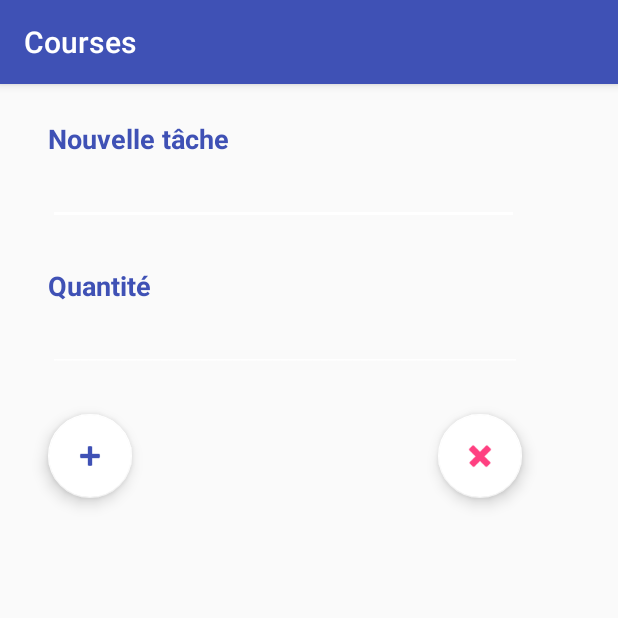
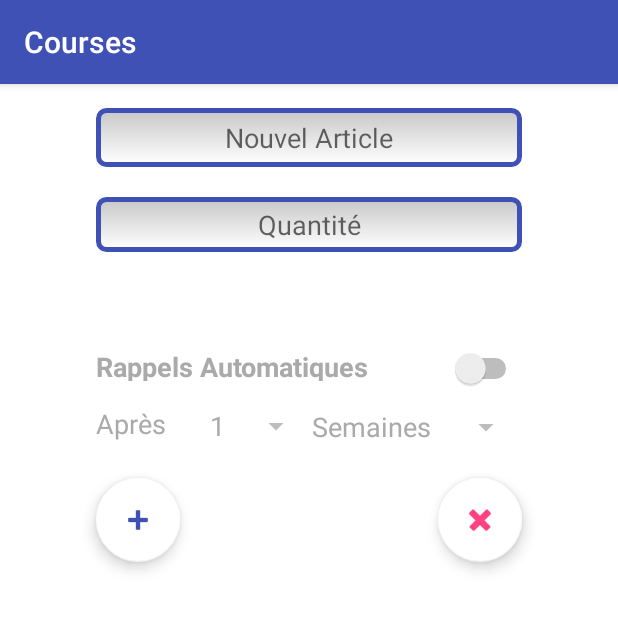
Before and after one commit to Horrih/Courses, an Android app: the NewTaskActivity screen opened directly, with no data from a screen before it, on a phone screen of 412 x 824 dp, the top half of it. Run offline under Robolectric (Android 15) with nearby library versions, the phone set to English and light mode, and no system bars.

Commit message:
Addition of widgets to specify the recurrence of the task

```diff
--- a/app/src/main/java/charles/courses/NewTaskActivity.java
+++ b/app/src/main/java/charles/courses/NewTaskActivity.java
@@ -1,14 +1,24 @@
 package charles.courses;
 
 import android.content.Intent;
+import android.graphics.Color;
 import android.support.v7.app.AppCompatActivity;
 import android.os.Bundle;
+import android.util.Pair;
 import android.view.View;
+import android.widget.ArrayAdapter;
 import android.widget.AutoCompleteTextView;
+import android.widget.Spinner;
+import android.widget.Switch;
+import android.widget.TextView;
+
+import java.util.ArrayList;
+import java.util.HashMap;
 
 public class NewTaskActivity extends AppCompatActivity {
 
     protected Intent result_ = new Intent();
+    protected HashMap<String, Integer> durationStringToDays_ = new HashMap<>();
 
     @Override
     protected void onCreate(Bundle savedInstanceState) {
@@ -16,7 +26,38 @@ public class NewTaskActivity extends AppCompatActivity {
         setContentView(R.layout.activity_new_task);
 
         //By default, the new task is considered canceled
-         setResult( MainActivity.NewTaskAction.CANCELED, result_ );
+        setResult( MainActivity.NewTaskAction.CANCELED, result_ );
+
+        //Populating the recurrence spinner values
+        //Number spinner
+        Spinner numberSpinner = findViewById(R.id.RecurrenceNumberSpinner);
+        ArrayList<String> numberSpinnerValues = new ArrayList<>();
+        for ( Integer i = 1; i <= 31; i++){
+            numberSpinnerValues.add( i.toString() );
+        }
+        ArrayAdapter<String> adapterNumber = new ArrayAdapter<>(this, R.layout.spinner_style, numberSpinnerValues );
+        adapterNumber.setDropDownViewResource(android.R.layout.simple_spinner_dropdown_item);
+        numberSpinner.setAdapter(adapterNumber);
+
+        //Duration spinner
+        Spinner durationSpinner = findViewById(R.id.RecurrenceDurationSpinner);
+        ArrayList<Pair<String, Integer>> durationValues = new ArrayList<>();
+        durationValues.add(new Pair<>( "Jours", 1 ) );
+        durationValues.add(new Pair<>( "Semaines", 7 ) );
+        durationValues.add(new Pair<>( "Mois", 30 ) );
+        durationValues.add(new Pair<>( "Années", 365 ) );
+        ArrayList<String> durationSpinnerValues = new ArrayList<>();
+        for ( Pair<String, Integer> pair : durationValues ) {
+            durationSpinnerValues.add( pair.first );
+            durationStringToDays_.put( pair.first, pair.second );
+        }
+        ArrayAdapter<String> adapterDuration = new ArrayAdapter<>(this, R.layout.spinner_style, durationSpinnerValues );
+        adapterDuration.setDropDownViewResource(android.R.layout.simple_spinner_dropdown_item);
+        durationSpinner.setAdapter(adapterDuration);
+        durationSpinner.setSelection(1);
+
+        //We gray out the recurrence part by default
+        refreshRecurrenceDisplay();
     }
 
     public void onConfirm(View view) {
@@ -29,7 +70,7 @@ public class NewTaskActivity extends AppCompatActivity {
             AutoCompleteTextView input_qty = findViewById(R.id.NewTaskQuantityInput);
             taskData.qty_ = input_qty.getText().toString();
 
-            //Serialization
+            //Serialization to send result back to MainActivity
             Bundle bundle = new Bundle();
             bundle.putSerializable(MainActivity.TaskDataMarker, taskData);
             result_.putExtras(bundle);
@@ -42,4 +83,29 @@ public class NewTaskActivity extends AppCompatActivity {
     {
         finish();
     }
+
+    public void onActivateRecurrence(View view)
+    {
+        //No particular action : just refresh en color of the widgets
+        refreshRecurrenceDisplay();
+    }
+
+    //This functions refreshes the color of the Recurrence widgets : gray if switch is disabled
+    public void refreshRecurrenceDisplay()
+    {
+        //We recover the state of the button
+        Switch switchButton = findViewById(R.id.EnableRecurrenceSwitch);
+        boolean enabled = switchButton.isChecked();
+
+        //We update the color of the recurrence widgets
+        Spinner numberSpinner = findViewById(R.id.RecurrenceNumberSpinner);
+        Spinner durationSpinner = findViewById(R.id.RecurrenceDurationSpinner);
+        TextView recurrenceTextView = findViewById(R.id.ActivateRecurrenceTextView);
+        TextView durationTextView = findViewById(R.id.RecurrenceTimeTextView);
+        recurrenceTextView.setEnabled(enabled);
+        durationTextView.setEnabled(enabled);
+        numberSpinner.setEnabled(enabled);
+        durationSpinner.setEnabled(enabled);
+    }
+
 }
--- /dev/null
+++ b/app/src/main/res/color/text_selector.xml
@@ -0,0 +1,5 @@
+<?xml version="1.0" encoding="utf-8"?>
+<selector xmlns:android="http://schemas.android.com/apk/res/android">
+    <item android:state_enabled="false" android:color="@android:color/darker_gray" />
+    <item android:color="@color/colorPrimary"/>
+</selector>
--- /dev/null
+++ b/app/src/main/res/drawable/edit_text_style.xml
@@ -0,0 +1,14 @@
+<?xml version="1.0" encoding="utf-8" ?>
+
+<shape xmlns:android="http://schemas.android.com/apk/res/android"
+    android:thickness="0dp"
+    android:shape="rectangle">
+    <stroke android:width="3dp"
+            android:color="@color/colorPrimary"/>
+    <corners android:radius="5dp" />
+    <gradient
+        android:startColor="#C8C8C8"
+        android:endColor="#FFFFFF"
+        android:type="linear"
+        android:angle="270"/>
+</shape>
--- a/app/src/main/res/layout/activity_new_task.xml
+++ b/app/src/main/res/layout/activity_new_task.xml
@@ -4,47 +4,44 @@
     xmlns:tools="http://schemas.android.com/tools"
     android:layout_width="match_parent"
     android:layout_height="match_parent"
+    android:background="@color/light"
     tools:context="charles.courses.NewTaskActivity">
-
-    <TextView
-        android:id="@+id/NewTaskDescription"
-        android:layout_width="wrap_content"
-        android:layout_height="wrap_content"
-        android:layout_marginStart="32dp"
-        android:layout_marginTop="24dp"
-        android:text="Nouvelle tâche"
-        android:textColor="@color/colorPrimary"
-        android:textSize="18sp"
-        android:textStyle="bold"
-        app:layout_constraintStart_toStartOf="parent"
-        app:layout_constraintTop_toTopOf="parent" />
 
     <AutoCompleteTextView
         android:id="@+id/NewTaskInput"
-        android:layout_width="314dp"
+        android:layout_width="284dp"
         android:layout_height="wrap_content"
-        android:backgroundTint="@android:color/background_light"
+        android:layout_centerVertical="true"
+        android:layout_marginEnd="8dp"
+        android:layout_marginStart="8dp"
+        android:layout_marginTop="16dp"
+        android:background="@drawable/edit_text_style"
         android:completionHint="TestAutocompletion"
         android:cursorVisible="true"
+        android:ellipsize="start"
+        android:gravity="center"
+        android:hint="Nouvel Article"
+        android:padding="7dp"
         android:singleLine="false"
         android:textColorLink="@color/colorPrimary"
         android:textCursorDrawable="@drawable/black_cursor"
         android:textIsSelectable="false"
-        app:layout_constraintStart_toStartOf="@+id/NewTaskDescription"
-        app:layout_constraintTop_toBottomOf="@+id/NewTaskDescription" />
+        app:layout_constraintEnd_toEndOf="parent"
+        app:layout_constraintStart_toStartOf="parent"
+        app:layout_constraintTop_toTopOf="parent" />
 
     <android.support.design.widget.FloatingActionButton
         android:id="@+id/NewTaskConfirmButton"
         android:layout_width="wrap_content"
         android:layout_height="wrap_content"
         android:layout_gravity="bottom|end"
-        android:layout_marginTop="28dp"
+        android:layout_marginTop="24dp"
+        android:onClick="onConfirm"
         android:scaleType="center"
-        android:onClick="onConfirm"
         android:tint="@color/colorPrimary"
         app:backgroundTint="@android:color/background_light"
-        app:layout_constraintStart_toStartOf="@+id/QuantityDescription"
-        app:layout_constraintTop_toBottomOf="@+id/NewTaskQuantityInput"
+        app:layout_constraintStart_toStartOf="@+id/RecurrenceTimeTextView"
+        app:layout_constraintTop_toBottomOf="@+id/RecurrenceTimeTextView"
         app:srcCompat="@android:drawable/ic_input_add" />
 
     <android.support.design.widget.FloatingActionButton
@@ -55,34 +52,74 @@
         android:onClick="onCancel"
         android:tint="@color/colorAccent"
         app:backgroundTint="@android:color/background_light"
-        app:layout_constraintEnd_toEndOf="@+id/NewTaskQuantityInput"
+        app:layout_constraintEnd_toEndOf="@+id/RecurrenceDurationSpinner"
         app:layout_constraintTop_toTopOf="@+id/NewTaskConfirmButton"
         app:srcCompat="@android:drawable/ic_delete" />
 
-    <TextView
-        android:id="@+id/QuantityDescription"
-        android:layout_width="wrap_content"
-        android:layout_height="0dp"
-        android:layout_marginTop="28dp"
-        android:text="Quantité"
-        android:textColor="@color/colorPrimary"
-        android:textSize="18sp"
-        android:textStyle="bold"
+    <AutoCompleteTextView
+        android:id="@+id/NewTaskQuantityInput"
+        android:layout_width="284dp"
+        android:layout_height="wrap_content"
+        android:layout_centerVertical="true"
+        android:layout_marginTop="20dp"
+        android:background="@drawable/edit_text_style"
+        android:completionHint="TestAutocompletion"
+        android:cursorVisible="true"
+        android:ellipsize="start"
+        android:gravity="center"
+        android:hint="Quantité"
+        android:padding="6dp"
+        android:singleLine="false"
+        android:textColorLink="@color/colorPrimary"
+        android:textCursorDrawable="@drawable/black_cursor"
+        android:textIsSelectable="true"
         app:layout_constraintStart_toStartOf="@+id/NewTaskInput"
         app:layout_constraintTop_toBottomOf="@+id/NewTaskInput" />
 
-    <AutoCompleteTextView
-        android:id="@+id/NewTaskQuantityInput"
-        android:layout_width="316dp"
+    <Switch
+        android:id="@+id/EnableRecurrenceSwitch"
+        android:layout_width="wrap_content"
         android:layout_height="wrap_content"
-        android:backgroundTint="@android:color/background_light"
-        android:completionHint="TestAutocompletion"
-        android:cursorVisible="true"
-        android:singleLine="false"
-        android:textColorLink="@color/colorPrimary"
-        android:textCursorDrawable="@drawable/black_cursor"
-        android:textIsSelectable="false"
-        app:layout_constraintStart_toStartOf="@+id/QuantityDescription"
-        app:layout_constraintTop_toBottomOf="@+id/QuantityDescription" />
+        android:onClick="onActivateRecurrence"
+        app:layout_constraintEnd_toEndOf="@+id/NewTaskQuantityInput"
+        app:layout_constraintTop_toTopOf="@+id/ActivateRecurrenceTextView" />
+
+    <Spinner
+        android:id="@+id/RecurrenceNumberSpinner"
+        android:layout_width="68dp"
+        android:layout_height="28dp"
+        app:layout_constraintEnd_toStartOf="@+id/RecurrenceDurationSpinner"
+        app:layout_constraintTop_toTopOf="@+id/RecurrenceTimeTextView" />
+
+    <Spinner
+        android:id="@+id/RecurrenceDurationSpinner"
+        android:layout_width="140dp"
+        android:layout_height="29dp"
+        android:padding="0dp"
+        app:layout_constraintEnd_toEndOf="@+id/NewTaskQuantityInput"
+        app:layout_constraintTop_toTopOf="@+id/RecurrenceNumberSpinner" />
+
+    <TextView
+        android:id="@+id/ActivateRecurrenceTextView"
+        android:layout_width="wrap_content"
+        android:layout_height="22dp"
+        android:layout_marginTop="64dp"
+        android:text="Rappels Automatiques"
+        android:textColor="@color/text_selector"
+        android:textSize="18sp"
+        android:textStyle="bold"
+        app:layout_constraintStart_toStartOf="@+id/NewTaskQuantityInput"
+        app:layout_constraintTop_toBottomOf="@+id/NewTaskQuantityInput" />
+
+    <TextView
+        android:id="@+id/RecurrenceTimeTextView"
+        android:layout_width="wrap_content"
+        android:layout_height="wrap_content"
+        android:layout_marginTop="16dp"
+        android:text="Après"
+        android:textColor="@color/text_selector"
+        android:textSize="18sp"
+        app:layout_constraintStart_toStartOf="@+id/ActivateRecurrenceTextView"
+        app:layout_constraintTop_toBottomOf="@+id/ActivateRecurrenceTextView" />
 
 </android.support.constraint.ConstraintLayout>
--- /dev/null
+++ b/app/src/main/res/layout/spinner_style.xml
@@ -0,0 +1,6 @@
+<TextView xmlns:android="http://schemas.android.com/apk/res/android"
+    android:id="@android:id/text1"
+    android:layout_width="wrap_content"
+    android:layout_height="wrap_content"
+    android:textSize="18sp"
+    android:textColor="@color/text_selector" />
--- a/app/src/main/res/layout/task_view.xml
+++ b/app/src/main/res/layout/task_view.xml
@@ -9,7 +9,7 @@
     <TextView
         android:id="@+id/TaskName"
         android:layout_width="241dp"
-        android:layout_height="20dp"
+        android:layout_height="wrap_content"
         android:layout_marginStart="8dp"
         android:layout_marginTop="4dp"
         android:layout_weight="1"
@@ -22,7 +22,7 @@
     <TextView
         android:id="@+id/TaskQuantity"
         android:layout_width="123dp"
-        android:layout_height="21dp"
+        android:layout_height="wrap_content"
         android:layout_marginEnd="16dp"
         android:layout_weight="1"
         android:textAlignment="textEnd"
--- a/app/src/main/res/values/colors.xml
+++ b/app/src/main/res/values/colors.xml
@@ -3,4 +3,5 @@
     <color name="colorPrimary">#3f51b5</color>
     <color name="colorPrimaryDark">#303F9F</color>
     <color name="colorAccent">#FF4081</color>
+    <color name="light">#ffffff</color>
 </resources>
```
